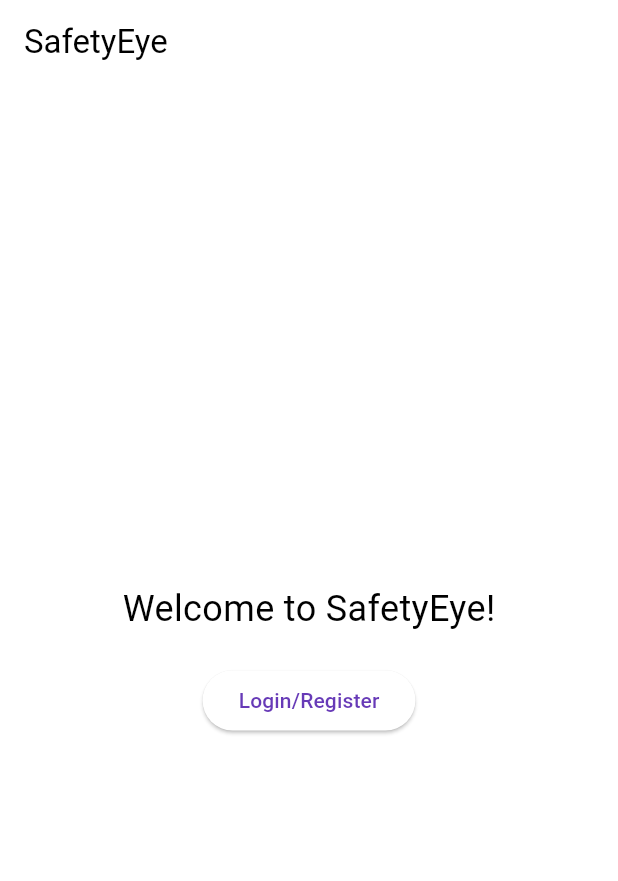
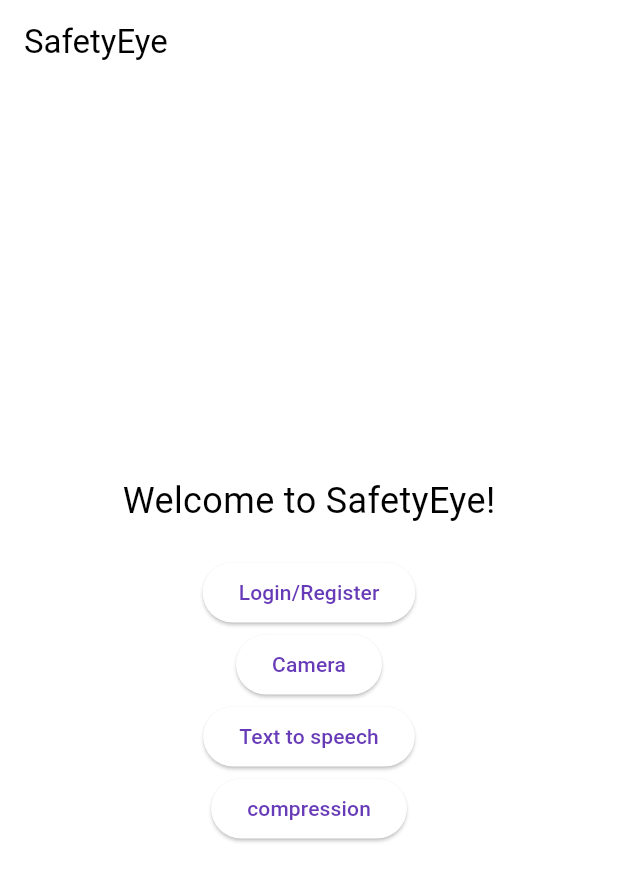
Before and after one commit to SE-Final-Project-SafetyEye/SafetyEye, a Flutter app: the screen it shows after launch, on a phone screen of 412 x 824 dp. Shown: the top 881 px of the screen. Run offline on Flutter 3.47's test engine with Material 3 defaults, Android fonts, the phone set to English and light mode, and no system bars; our stand-ins replace avatar_glow, camera, firebase_auth, firebase_core, speech_to_text, video_player; missing offline and left inert: highlight_text; accounts and stored records are empty.

Commit message:
Poc screen created

```diff
--- a/lib/main.dart
+++ b/lib/main.dart
@@ -1,7 +1,7 @@
 import 'package:flutter/material.dart';
 import 'package:firebase_core/firebase_core.dart';
 
-import 'poc/MyHomePage.dart';
+import 'poc/poc_selection_screen.dart';
 import 'firebase_options.dart';
 
 void main() async {
--- a/lib/poc/MyHomePage.dart
+++ /dev/null
@@ -1,40 +0,0 @@
-import 'package:flutter/material.dart';
-
-import './LoginRegisterPage.dart';
-
-class MyHomePage extends StatelessWidget {
-  final String title;
-
-  const MyHomePage({Key? key, required this.title}) : super(key: key);
-
-  @override
-  Widget build(BuildContext context) {
-    return Scaffold(
-      appBar: AppBar(
-        title: Text(title),
-      ),
-      body: Center(
-        child: Column(
-          mainAxisAlignment: MainAxisAlignment.center,
-          children: [
-            const Text(
-              'Welcome to SafetyEye!',
-              style: TextStyle(fontSize: 24),
-            ),
-            const SizedBox(height: 20),
-            ElevatedButton(
-              onPressed: () {
-                // Navigate to the login/register page
-                Navigator.push(
-                  context,
-                  MaterialPageRoute(builder: (context) => LoginRegisterPage()),
-                );
-              },
-              child: const Text('Login/Register'),
-            )
-          ],
-        ),
-      ),
-    );
-  }
-}
--- /dev/null
+++ b/lib/poc/poc_selection_screen.dart
@@ -0,0 +1,59 @@
+import 'package:flutter/material.dart';
+import 'package:safrt_eye_app/poc/FirstPage.dart';
+import 'package:safrt_eye_app/poc/SecondPage.dart';
+import 'package:safrt_eye_app/poc/camera.dart';
+import 'package:safrt_eye_app/poc/voice_recognition.dart';
+
+import './LoginRegisterPage.dart';
+
+class MyHomePage extends StatelessWidget {
+  final String title;
+
+  const MyHomePage({Key? key, required this.title}) : super(key: key);
+
+  @override
+  Widget build(BuildContext context) {
+    return Scaffold(
+      appBar: AppBar(
+        title: Text(title),
+      ),
+      body: const Center(
+        child: Column(
+          mainAxisAlignment: MainAxisAlignment.center,
+          children: [
+            Text(
+              'Welcome to SafetyEye!',
+              style: TextStyle(fontSize: 24),
+            ),
+            SizedBox(height: 20),
+            PocButtonWidget(title: "Login/Register", page: LoginRegisterPage()),
+            PocButtonWidget(title: "Camera", page: CameraHomeScreen()),
+            PocButtonWidget(title: "Text to speech", page: SpeechScreen()),
+            PocButtonWidget(title: "compression", page: SecondPage(userEmail: "")),
+          ],
+        ),
+      ),
+    );
+  }
+}
+
+class PocButtonWidget extends StatelessWidget {
+  final String title;
+  final Widget page;
+
+  const PocButtonWidget({super.key, required this.title, required this.page});
+
+  @override
+  Widget build(BuildContext context) {
+    return ElevatedButton(
+      onPressed: () {
+        // Navigate to the login/register page
+        Navigator.push(
+          context,
+          MaterialPageRoute(builder: (context) => page),
+        );
+      },
+      child: Text(title),
+    );
+  }
+}
--- a/lib/poc/voice_recognition.dart
+++ b/lib/poc/voice_recognition.dart
@@ -23,6 +23,8 @@ class MyApp extends StatelessWidget {
 }
 
 class SpeechScreen extends StatefulWidget {
+  const SpeechScreen({super.key});
+
   @override
   _SpeechScreenState createState() => _SpeechScreenState();
 }
```
Also changed, not shown: lib/poc/camera.dart (+19 -17 lines), pubspec.lock, 2 other files.
